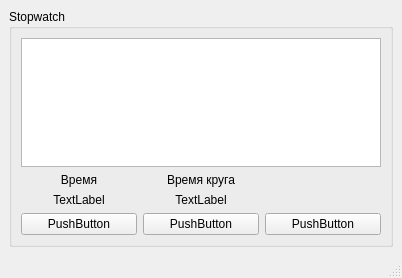
Old version of the form hw5qt/mainwindow.ui in the repository dominiktorete/qt.
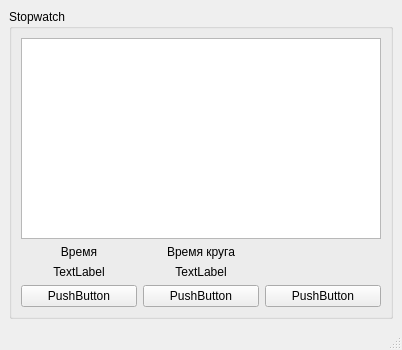
New version of the form.

The edit to the form file:
```diff
--- a/hw5qt/mainwindow.ui
+++ b/hw5qt/mainwindow.ui
@@ -7,7 +7,7 @@
     <x>0</x>
     <y>0</y>
     <width>402</width>
-    <height>278</height>
+    <height>350</height>
    </rect>
   </property>
   <property name="sizePolicy">
@@ -18,8 +18,8 @@
   </property>
   <property name="minimumSize">
    <size>
-    <width>0</width>
-    <height>0</height>
+    <width>400</width>
+    <height>350</height>
    </size>
   </property>
   <property name="maximumSize">
@@ -35,6 +35,12 @@
    <layout class="QHBoxLayout" name="horizontalLayout">
     <item>
      <widget class="QGroupBox" name="gB_Stopwatch">
+      <property name="minimumSize">
+       <size>
+        <width>300</width>
+        <height>250</height>
+       </size>
+      </property>
       <property name="title">
        <string>Stopwatch</string>
       </property>
```
